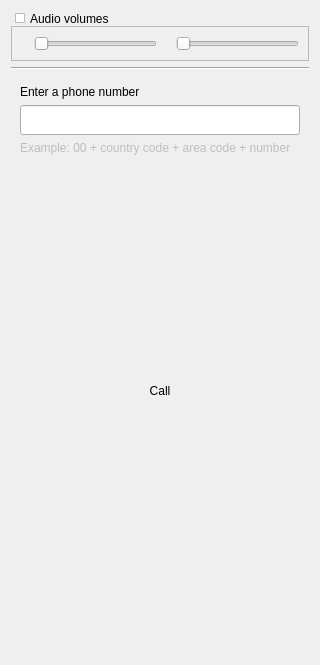
First picture: the form in src/tools/customwidgets/calldialog_base.ui, repository AlekSi/Jabbin, before the edit.
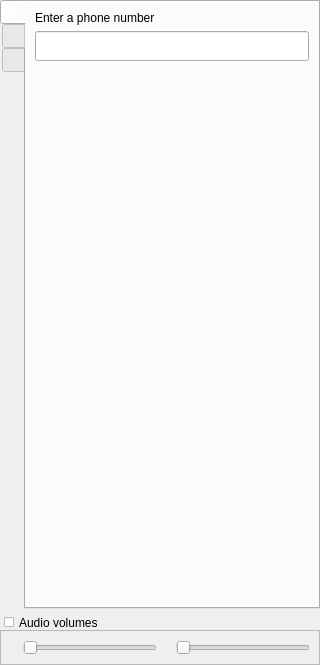
Second picture: the form after the edit. The open tabs and pages were chosen to show the change. Icons and pictures are not drawn. Custom widgets are drawn as their Qt base class.

Commit message: * fix joimpsi_revision tainting * call UI improvements * call history MVC (MVD) classes

```diff
--- a/src/tools/customwidgets/calldialog_base.ui
+++ b/src/tools/customwidgets/calldialog_base.ui
@@ -14,6 +14,299 @@
    <string>Form</string>
   </property>
   <layout class="QVBoxLayout" name="verticalLayout_2" >
+   <property name="margin" >
+    <number>0</number>
+   </property>
+   <item>
+    <widget class="QStackedWidget" name="stacked" >
+     <property name="currentIndex" >
+      <number>0</number>
+     </property>
+     <widget class="QWidget" name="pageDialpad" >
+      <layout class="QVBoxLayout" name="verticalLayout" >
+       <property name="margin" >
+        <number>0</number>
+       </property>
+       <item>
+        <layout class="QHBoxLayout" name="horizontalLayout" >
+         <item>
+          <widget class="QTabWidget" name="callTabs" >
+           <property name="minimumSize" >
+            <size>
+             <width>0</width>
+             <height>300</height>
+            </size>
+           </property>
+           <property name="styleSheet" >
+            <string notr="true" >QTabWidget#callTabs::pane {
+    border: none;
+    margin: 0px;
+    padding: 0px;
+    border-left: 1px solid #e0e0e0;
+    left: 2px;
+}
+
+QTabWidget#callTabs > QTabBar::tab {
+    border: 14px;
+    padding-top: 0px;
+    border-image: url(:/customwidgets/data/verticalbarbutton_normal.png) 14px;
+    font-size: 12px;
+    color: rgba(0, 0, 0, 125);
+    margin-right: -32px;
+    width: 64px;
+}
+
+QTabWidget#callTabs > QTabBar::tab:hover {
+    margin-right: -32px;
+    border-image: url(:/customwidgets/data/verticalbarbutton_hover.png) 14px;
+    color: rgba(0, 0, 0, 200);
+}
+
+QTabWidget#callTabs > QTabBar::tab:selected {
+    margin-right: -32px;
+    border-image: url(:/customwidgets/data/verticalbarbutton_active.png) 14px;
+    color: rgb(0, 0, 0);
+}</string>
+           </property>
+           <property name="tabPosition" >
+            <enum>QTabWidget::West</enum>
+           </property>
+           <property name="currentIndex" >
+            <number>1</number>
+           </property>
+           <property name="iconSize" >
+            <size>
+             <width>32</width>
+             <height>32</height>
+            </size>
+           </property>
+           <widget class="QWidget" name="tabDialpad" >
+            <attribute name="title" >
+             <string/>
+            </attribute>
+            <attribute name="icon" >
+             <iconset resource="customwidgets.qrc" >
+              <normaloff>:/customwidgets/data/calldialog_dial.png</normaloff>:/customwidgets/data/calldialog_dial.png</iconset>
+            </attribute>
+            <attribute name="toolTip" >
+             <string>Dialpad</string>
+            </attribute>
+            <layout class="QVBoxLayout" name="verticalLayout_6" >
+             <item>
+              <widget class="QLabel" name="labelPhoneNumber" >
+               <property name="text" >
+                <string>Enter a phone number</string>
+               </property>
+               <property name="buddy" >
+                <cstring>editPhoneNumber</cstring>
+               </property>
+              </widget>
+             </item>
+             <item>
+              <widget class="CustomWidgets::AdvancedLineEdit" name="editPhoneNumber" >
+               <property name="minimumSize" >
+                <size>
+                 <width>0</width>
+                 <height>30</height>
+                </size>
+               </property>
+               <property name="toolTip" >
+                <string>Example: 00 + country code + area code + number</string>
+               </property>
+              </widget>
+             </item>
+             <item>
+              <widget class="CustomWidgets::Dialpad" name="dialpad" >
+               <property name="minimumSize" >
+                <size>
+                 <width>150</width>
+                 <height>200</height>
+                </size>
+               </property>
+              </widget>
+             </item>
+             <item>
+              <layout class="QHBoxLayout" name="horizontalLayout_2" >
+               <item>
+                <spacer name="horizontalSpacer" >
+                 <property name="orientation" >
+                  <enum>Qt::Horizontal</enum>
+                 </property>
+                 <property name="sizeHint" stdset="0" >
+                  <size>
+                   <width>40</width>
+                   <height>20</height>
+                  </size>
+                 </property>
+                </spacer>
+               </item>
+               <item>
+                <widget class="QPushButton" name="buttonCall" >
+                 <property name="minimumSize" >
+                  <size>
+                   <width>93</width>
+                   <height>29</height>
+                  </size>
+                 </property>
+                 <property name="styleSheet" >
+                  <string notr="true" >QPushButton {
+   color: white;
+   border-image: url(:/images/pushbutton/green/pushbutton.png) 12px 11px 12px 10px;
+   border-width: 0px 11px 0px 10px;
+   min-width: 4em;
+   min-height: 1.5em;
+}
+
+QPushButton:disabled {
+   color: white;
+}
+
+QPushButton:hover {
+   border-image: url(:/images/pushbutton/green/pushbutton_hover.png) 12px 11px 12px 10px;
+}
+
+QPushButton:focus {
+   border-image: url(:/images/pushbutton/green/pushbutton_focus.png) 12px 11px 12px 10px;
+}
+
+QPushButton:pressed {
+   border-image: url(:/images/pushbutton/green/pushbutton_pressed.png) 12px 11px 12px 10px;
+}
+</string>
+                 </property>
+                 <property name="text" >
+                  <string>Call</string>
+                 </property>
+                 <property name="default" >
+                  <bool>true</bool>
+                 </property>
+                 <property name="flat" >
+                  <bool>true</bool>
+                 </property>
+                </widget>
+               </item>
+               <item>
+                <spacer name="horizontalSpacer_2" >
+                 <property name="orientation" >
+                  <enum>Qt::Horizontal</enum>
+                 </property>
+                 <property name="sizeHint" stdset="0" >
+                  <size>
+                   <width>40</width>
+                   <height>20</height>
+                  </size>
+                 </property>
+                </spacer>
+               </item>
+              </layout>
+             </item>
+             <item>
+              <spacer name="verticalSpacer" >
+               <property name="orientation" >
+                <enum>Qt::Vertical</enum>
+               </property>
+               <property name="sizeHint" stdset="0" >
+                <size>
+                 <width>20</width>
+                 <height>40</height>
+                </size>
+               </property>
+              </spacer>
+             </item>
+            </layout>
+           </widget>
+           <widget class="QWidget" name="tabHistory" >
+            <attribute name="title" >
+             <string/>
+            </attribute>
+            <attribute name="icon" >
+             <iconset resource="customwidgets.qrc" >
+              <normaloff>:/customwidgets/data/calldialog_history.png</normaloff>:/customwidgets/data/calldialog_history.png</iconset>
+            </attribute>
+            <attribute name="toolTip" >
+             <string>Call History</string>
+            </attribute>
+            <layout class="QVBoxLayout" name="verticalLayout_7" >
+             <property name="topMargin" >
+              <number>0</number>
+             </property>
+             <property name="rightMargin" >
+              <number>0</number>
+             </property>
+             <property name="bottomMargin" >
+              <number>0</number>
+             </property>
+             <item>
+              <widget class="QLabel" name="labelHistory" >
+               <property name="text" >
+                <string>Call History</string>
+               </property>
+              </widget>
+             </item>
+             <item>
+              <widget class="QListView" name="listHistory" >
+               <property name="styleSheet" >
+                <string notr="true" >QListView {
+    show-decoration-selected: 1;
+    selection-color: black;
+    selection-background-color: rgb(232, 242, 255);
+}
+
+QListView::item:selected {
+    background: rgb(232, 242, 255);
+}</string>
+               </property>
+               <property name="frameShape" >
+                <enum>QFrame::NoFrame</enum>
+               </property>
+               <property name="editTriggers" >
+                <set>QAbstractItemView::AllEditTriggers</set>
+               </property>
+               <property name="selectionBehavior" >
+                <enum>QAbstractItemView::SelectRows</enum>
+               </property>
+               <property name="iconSize" >
+                <size>
+                 <width>22</width>
+                 <height>22</height>
+                </size>
+               </property>
+              </widget>
+             </item>
+            </layout>
+           </widget>
+           <widget class="QWidget" name="tabContacts" >
+            <attribute name="title" >
+             <string/>
+            </attribute>
+            <attribute name="icon" >
+             <iconset resource="customwidgets.qrc" >
+              <normaloff>:/customwidgets/data/calldialog_addressbook.png</normaloff>:/customwidgets/data/calldialog_addressbook.png</iconset>
+            </attribute>
+            <attribute name="toolTip" >
+             <string>Phonebook</string>
+            </attribute>
+            <layout class="QVBoxLayout" name="verticalLayout_8" >
+             <item>
+              <widget class="QLabel" name="labelPhonebook" >
+               <property name="text" >
+                <string>Phonebook</string>
+               </property>
+              </widget>
+             </item>
+             <item>
+              <widget class="QTreeView" name="treePhonebook" >
+               <property name="frameShape" >
+                <enum>QFrame::NoFrame</enum>
+               </property>
+              </widget>
+             </item>
+            </layout>
+           </widget>
+          </widget>
+         </item>
+        </layout>
+       </item>
    <item>
     <widget class="QFrame" name="frame" >
      <layout class="QVBoxLayout" name="verticalLayout_3" >
@@ -117,126 +410,6 @@
      </layout>
     </widget>
    </item>
-   <item>
-    <widget class="Line" name="lineVolumes" >
-     <property name="orientation" >
-      <enum>Qt::Horizontal</enum>
-     </property>
-    </widget>
-   </item>
-   <item>
-    <widget class="QStackedWidget" name="stacked" >
-     <property name="currentIndex" >
-      <number>0</number>
-     </property>
-     <widget class="QWidget" name="pageDialpad" >
-      <layout class="QVBoxLayout" name="verticalLayout" >
-       <item>
-        <widget class="QLabel" name="labelPhoneNumber" >
-         <property name="text" >
-          <string>Enter a phone number</string>
-         </property>
-         <property name="buddy" >
-          <cstring>editPhoneNumber</cstring>
-         </property>
-        </widget>
-       </item>
-       <item>
-        <widget class="CustomWidgets::AdvancedLineEdit" name="editPhoneNumber" >
-         <property name="minimumSize" >
-          <size>
-           <width>0</width>
-           <height>30</height>
-          </size>
-         </property>
-        </widget>
-       </item>
-       <item>
-        <widget class="QLabel" name="labelPhoneNumberSample" >
-         <property name="enabled" >
-          <bool>false</bool>
-         </property>
-         <property name="text" >
-          <string>Example: 00 + country code + area code + number</string>
-         </property>
-        </widget>
-       </item>
-       <item>
-        <layout class="QHBoxLayout" name="horizontalLayout" >
-         <item>
-          <spacer name="horizontalSpacer" >
-           <property name="orientation" >
-            <enum>Qt::Horizontal</enum>
-           </property>
-           <property name="sizeHint" stdset="0" >
-            <size>
-             <width>40</width>
-             <height>20</height>
-            </size>
-           </property>
-          </spacer>
-         </item>
-         <item>
-          <widget class="CustomWidgets::Dialpad" name="dialpad" >
-           <property name="minimumSize" >
-            <size>
-             <width>150</width>
-             <height>200</height>
-            </size>
-           </property>
-          </widget>
-         </item>
-         <item>
-          <spacer name="horizontalSpacer_2" >
-           <property name="orientation" >
-            <enum>Qt::Horizontal</enum>
-           </property>
-           <property name="sizeHint" stdset="0" >
-            <size>
-             <width>40</width>
-             <height>20</height>
-            </size>
-           </property>
-          </spacer>
-         </item>
-        </layout>
-       </item>
-       <item>
-        <layout class="QHBoxLayout" name="horizontalLayout_2" >
-         <item>
-          <widget class="QPushButton" name="buttonCall" >
-           <property name="minimumSize" >
-            <size>
-             <width>0</width>
-             <height>48</height>
-            </size>
-           </property>
-           <property name="text" >
-            <string>Call</string>
-           </property>
-           <property name="default" >
-            <bool>true</bool>
-           </property>
-           <property name="flat" >
-            <bool>true</bool>
-           </property>
-          </widget>
-         </item>
-        </layout>
-       </item>
-       <item>
-        <spacer name="verticalSpacer" >
-         <property name="orientation" >
-          <enum>Qt::Vertical</enum>
-         </property>
-         <property name="sizeHint" stdset="0" >
-          <size>
-           <width>20</width>
-           <height>40</height>
-          </size>
-         </property>
-        </spacer>
-       </item>
       </layout>
      </widget>
      <widget class="QWidget" name="pageInCall" >
```
Left out of the diff: 18 changed lines with no effect on the pictures. Lines whose indentation alone changed are shown as unchanged. The commit also changes 45 other files.
